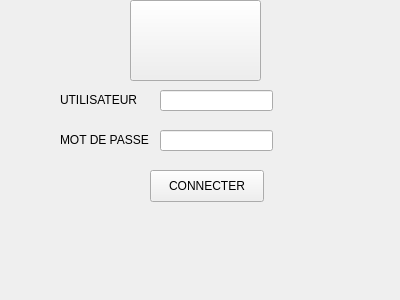
Old version of the form login.ui in the repository yassinourkia/EasyCab.
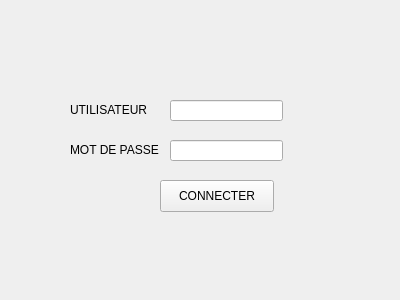
New version of the form.

Patch:
```diff
--- a/login.ui
+++ b/login.ui
@@ -16,8 +16,8 @@
   <widget class="QLineEdit" name="user">
    <property name="geometry">
     <rect>
-     <x>160</x>
-     <y>90</y>
+     <x>170</x>
+     <y>100</y>
      <width>113</width>
      <height>21</height>
     </rect>
@@ -26,8 +26,8 @@
   <widget class="QLineEdit" name="password">
    <property name="geometry">
     <rect>
-     <x>160</x>
-     <y>130</y>
+     <x>170</x>
+     <y>140</y>
      <width>113</width>
      <height>21</height>
     </rect>
@@ -42,8 +42,8 @@
   <widget class="QLabel" name="label">
    <property name="geometry">
     <rect>
-     <x>60</x>
-     <y>90</y>
+     <x>70</x>
+     <y>100</y>
      <width>91</width>
      <height>20</height>
     </rect>
@@ -55,8 +55,8 @@
   <widget class="QLabel" name="label_2">
    <property name="geometry">
     <rect>
-     <x>60</x>
-     <y>130</y>
+     <x>70</x>
+     <y>140</y>
      <width>101</width>
      <height>20</height>
     </rect>
@@ -68,8 +68,8 @@
   <widget class="QPushButton" name="pushButton">
    <property name="geometry">
     <rect>
-     <x>150</x>
-     <y>170</y>
+     <x>160</x>
+     <y>180</y>
      <width>114</width>
      <height>32</height>
     </rect>
@@ -81,12 +81,15 @@
   <widget class="QPushButton" name="EasyCab">
    <property name="geometry">
     <rect>
-     <x>130</x>
-     <y>0</y>
-     <width>131</width>
+     <x>50</x>
+     <y>10</y>
+     <width>281</width>
      <height>81</height>
     </rect>
    </property>
+   <property name="styleSheet">
+    <string notr="true">border:0px;</string>
+   </property>
    <property name="text">
     <string/>
    </property>
```
